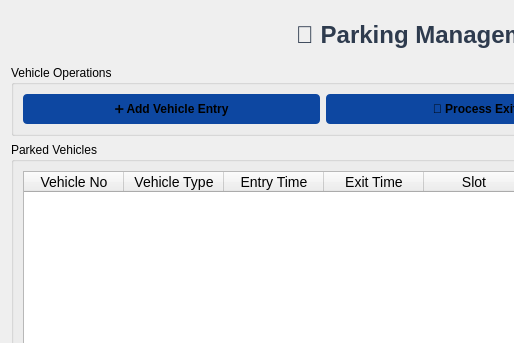
Qt form parkingmanagement.ui (PixelWhipper/Parking-Management-System) before a commit; both pictures show x 0 to 514 and y 0 to 343 of the 950 by 700 pixel window.
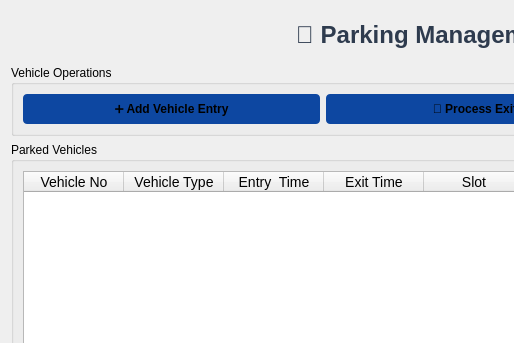
The same form after that commit.

What changed in the file:
```diff
--- a/parkingmanagement.ui
+++ b/parkingmanagement.ui
@@ -102,7 +102,7 @@
         </column>
         <column>
          <property name="text">
-          <string>Entry Time</string>
+          <string>Entry  Time</string>
          </property>
         </column>
         <column>
```
